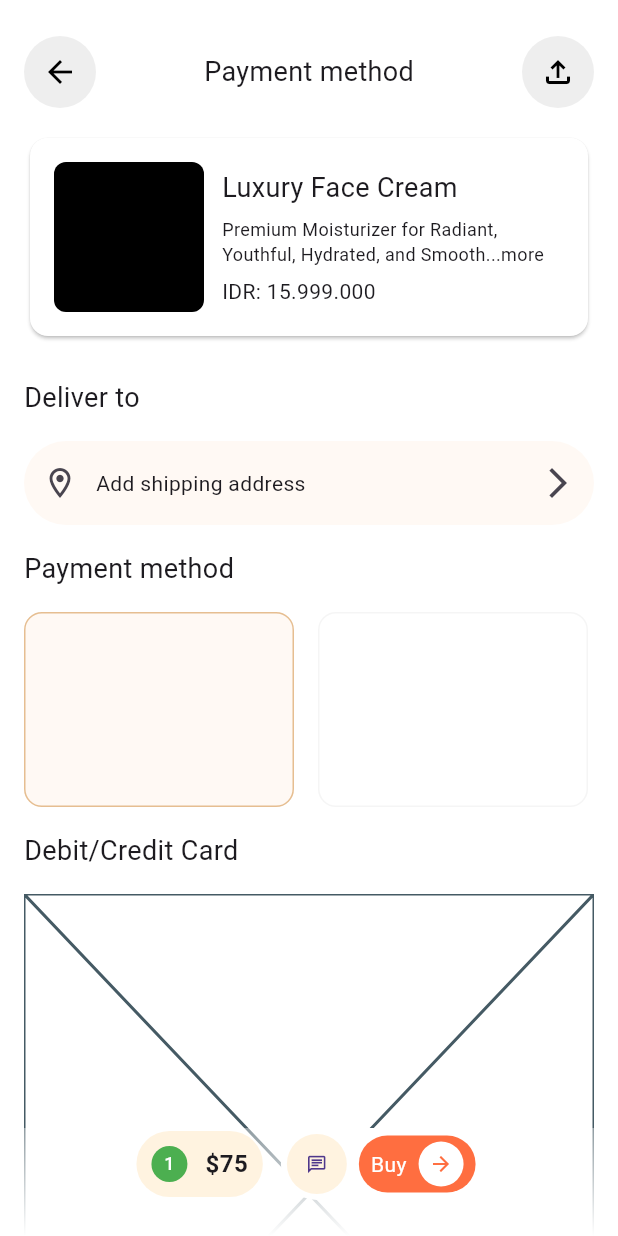
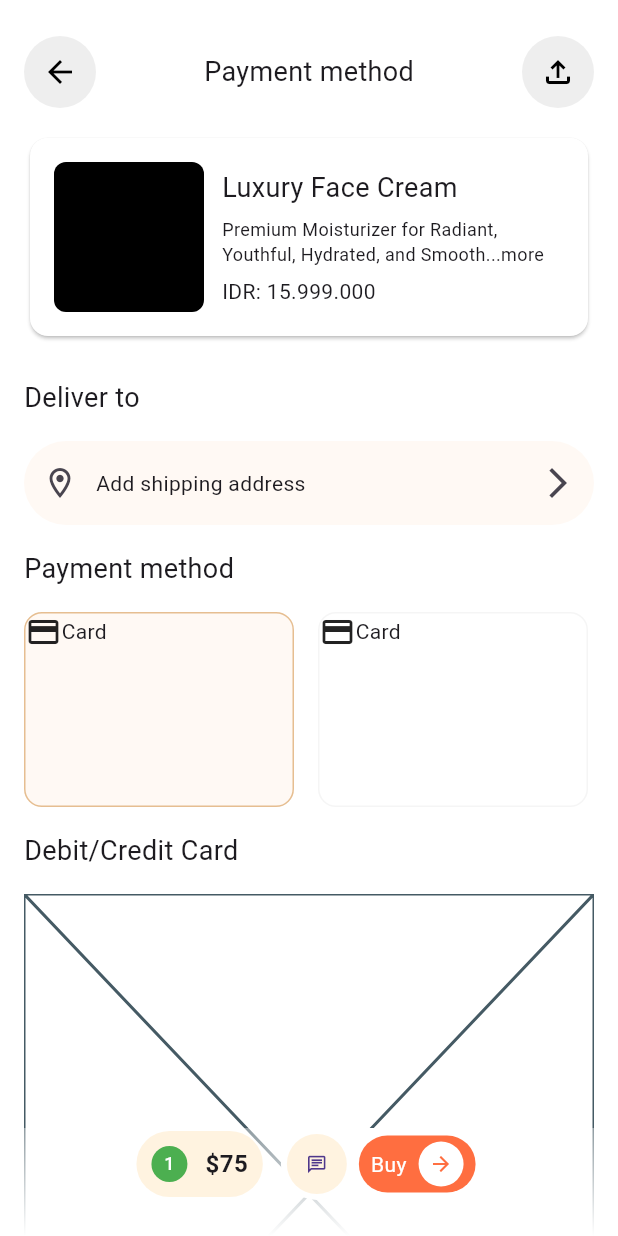
Before and after one commit to JAICHANGPARK/flutter_notebook_chapter_43, a Flutter app: the MarketplacePaymentMethodPage screen opened directly, on a phone screen of 412 x 824 dp. Run offline on Flutter 3.47's test engine with Material 3 defaults, Android fonts, the phone set to English and light mode, and no system bars; our stand-ins replace gap, hugeicons.

Commit message:
Update marketplace_payment_method_page.dart

```diff
--- a/lib/ep2168_marketplace_app/ui/marketplace_payment_method_page.dart
+++ b/lib/ep2168_marketplace_app/ui/marketplace_payment_method_page.dart
@@ -146,10 +146,14 @@ class _MarketplacePaymentMethodPageState extends State<MarketplacePaymentMethodP
                           child: Column(
                             crossAxisAlignment: CrossAxisAlignment.start,
                             children: [
-
                               Row(
                                 children: [
-
+                                  Icon(
+                                    Icons.credit_card,
+                                  ),
+                                  Text(
+                                    "Card",
+                                  ),
                                 ],
                               )
                             ],
```
